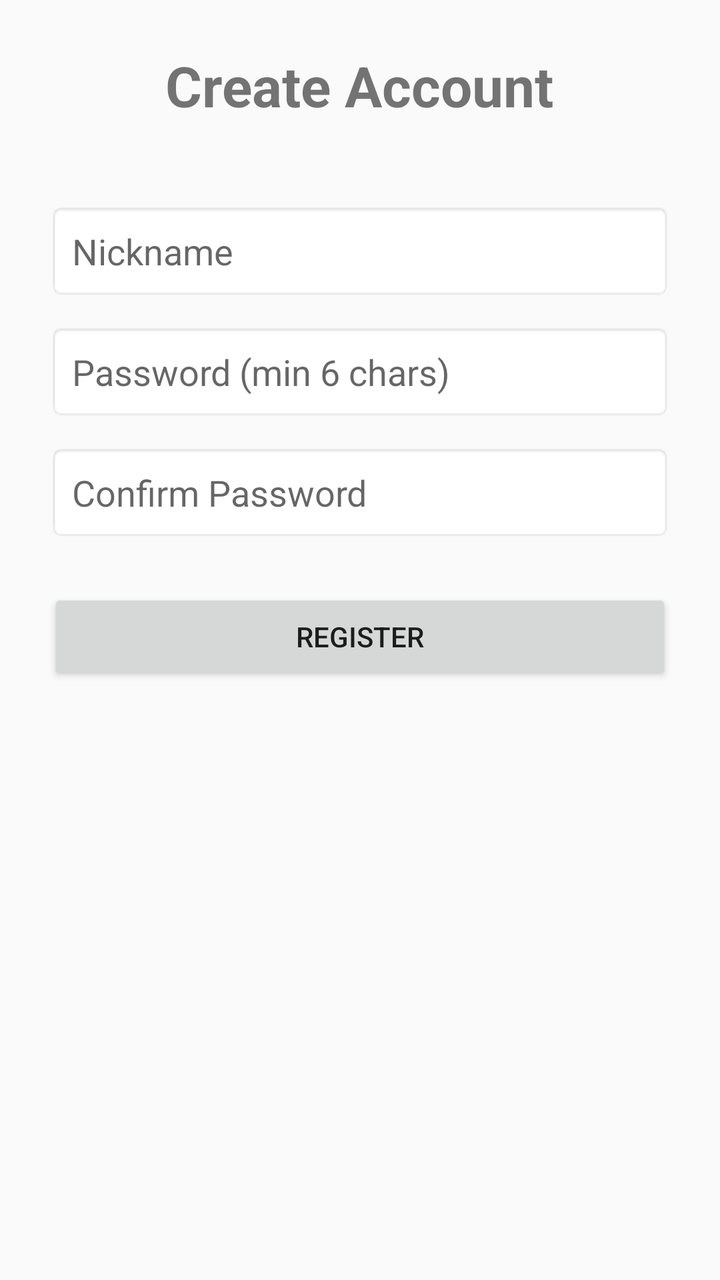
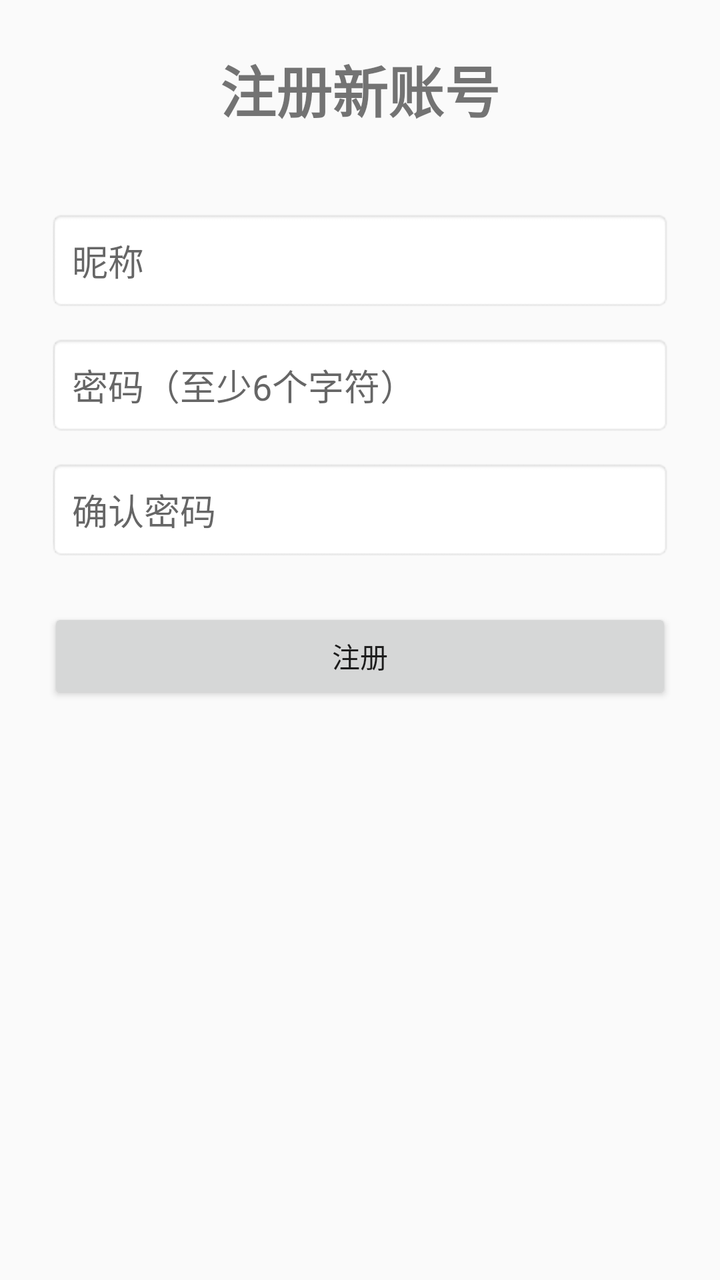

Two renders of the same Android screen: before a commit and after it. Below are the layout's source before the change and the commit's diff.
<!-- AndroidManifest.xml: application theme Theme.DShare -->
<!-- res/layout/activity_register.xml -->
<?xml version="1.0" encoding="utf-8"?>
<ScrollView xmlns:android="http://schemas.android.com/apk/res/android"
    android:layout_width="match_parent"
    android:layout_height="match_parent">
    <LinearLayout
        android:layout_width="match_parent"
        android:layout_height="wrap_content"
        android:orientation="vertical"
        android:padding="24dp"
        android:gravity="center">
        <TextView
            android:layout_width="wrap_content"
            android:layout_height="wrap_content"
            android:text="Create Account"
            android:textSize="28sp"
            android:textStyle="bold"
            android:layout_marginBottom="40dp" />
        <EditText
            android:id="@+id/et_nickname"
            android:layout_width="match_parent"
            android:layout_height="wrap_content"
            android:hint="Nickname"
            android:padding="12dp"
            android:background="@android:drawable/editbox_background" />
        <EditText
            android:id="@+id/et_password"
            android:layout_width="match_parent"
            android:layout_height="wrap_content"
            android:hint="Password (min 6 chars)"
            android:inputType="textPassword"
            android:padding="12dp"
            android:layout_marginTop="12dp"
            android:background="@android:drawable/editbox_background" />
        <EditText
            android:id="@+id/et_confirm_password"
            android:layout_width="match_parent"
            android:layout_height="wrap_content"
            android:hint="Confirm Password"
            android:inputType="textPassword"
            android:padding="12dp"
            android:layout_marginTop="12dp"
            android:background="@android:drawable/editbox_background" />
        <Button
            android:id="@+id/btn_register"
            android:layout_width="match_parent"
            android:layout_height="wrap_content"
            android:text="Register"
            android:layout_marginTop="24dp" />
    </LinearLayout>
</ScrollView>
<!-- resources referenced by this layout -->
<resources>
  <style name="Theme.DShare" parent="Theme.AppCompat.Light.NoActionBar">
          <item name="colorPrimary">@color/primary</item>
          <item name="colorPrimaryDark">@color/primary_dark</item>
          <item name="colorAccent">@color/accent</item>
      </style>
  <color name="primary">#1A237E</color>
  <color name="primary_dark">#0D1B5E</color>
  <color name="accent">#FF6F00</color>
</resources>

<!-- the commit's change to res/layout/activity_register.xml (unified diff, before → after) -->
@@ -11,7 +11,7 @@
         <TextView
             android:layout_width="wrap_content"
             android:layout_height="wrap_content"
-            android:text="Create Account"
+            android:text="@string/create_account"
             android:textSize="28sp"
             android:textStyle="bold"
             android:layout_marginBottom="40dp" />
@@ -19,14 +19,14 @@
             android:id="@+id/et_nickname"
             android:layout_width="match_parent"
             android:layout_height="wrap_content"
-            android:hint="Nickname"
+            android:hint="@string/nickname_hint"
             android:padding="12dp"
             android:background="@android:drawable/editbox_background" />
         <EditText
             android:id="@+id/et_password"
             android:layout_width="match_parent"
             android:layout_height="wrap_content"
-            android:hint="Password (min 6 chars)"
+            android:hint="@string/password_min_hint"
             android:inputType="textPassword"
             android:padding="12dp"
             android:layout_marginTop="12dp"
@@ -35,7 +35,7 @@
             android:id="@+id/et_confirm_password"
             android:layout_width="match_parent"
             android:layout_height="wrap_content"
-            android:hint="Confirm Password"
+            android:hint="@string/confirm_password_hint"
             android:inputType="textPassword"
             android:padding="12dp"
             android:layout_marginTop="12dp"
@@ -44,7 +44,7 @@
             android:id="@+id/btn_register"
             android:layout_width="match_parent"
             android:layout_height="wrap_content"
-            android:text="Register"
+            android:text="@string/btn_register"
             android:layout_marginTop="24dp" />
     </LinearLayout>
 </ScrollView>
<!-- resource entries referenced after the edit -->
@@ -1,5 +1,10 @@
 <!-- resources referenced by this layout -->
 <resources>
+  <string name="btn_register">注册</string>
+  <string name="confirm_password_hint">确认密码</string>
+  <string name="create_account">注册新账号</string>
+  <string name="nickname_hint">昵称</string>
+  <string name="password_min_hint">密码（至少6个字符）</string>
   <style name="Theme.DShare" parent="Theme.AppCompat.Light.NoActionBar">
           <item name="colorPrimary">@color/primary</item>
           <item name="colorPrimaryDark">@color/primary_dark</item>
